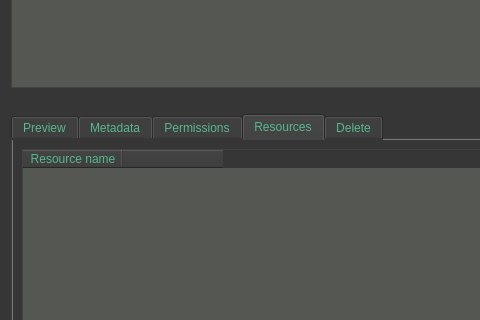
Old version of the form gui/ui-files/tabBrowser.ui in the repository iBridges-for-iRODS/iBridges; both pictures show x 0 to 480 and y 288 to 608 of the 1278 by 781 pixel window.
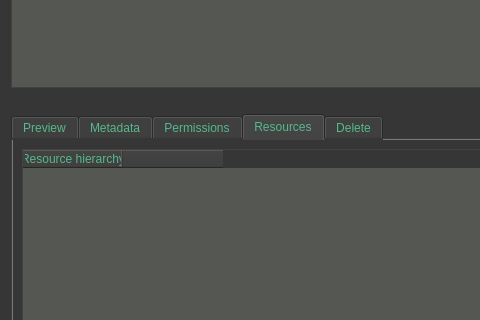
New version of the form. Icons and pictures are not drawn.

Commit message: [#9] Change resources heading name

Diff of the .ui file:
```diff
--- a/gui/ui-files/tabBrowser.ui
+++ b/gui/ui-files/tabBrowser.ui
@@ -580,7 +580,7 @@
          </property>
          <column>
           <property name="text">
-           <string>Resource name</string>
+           <string>Resource hierarchy</string>
           </property>
          </column>
          <column>
```
